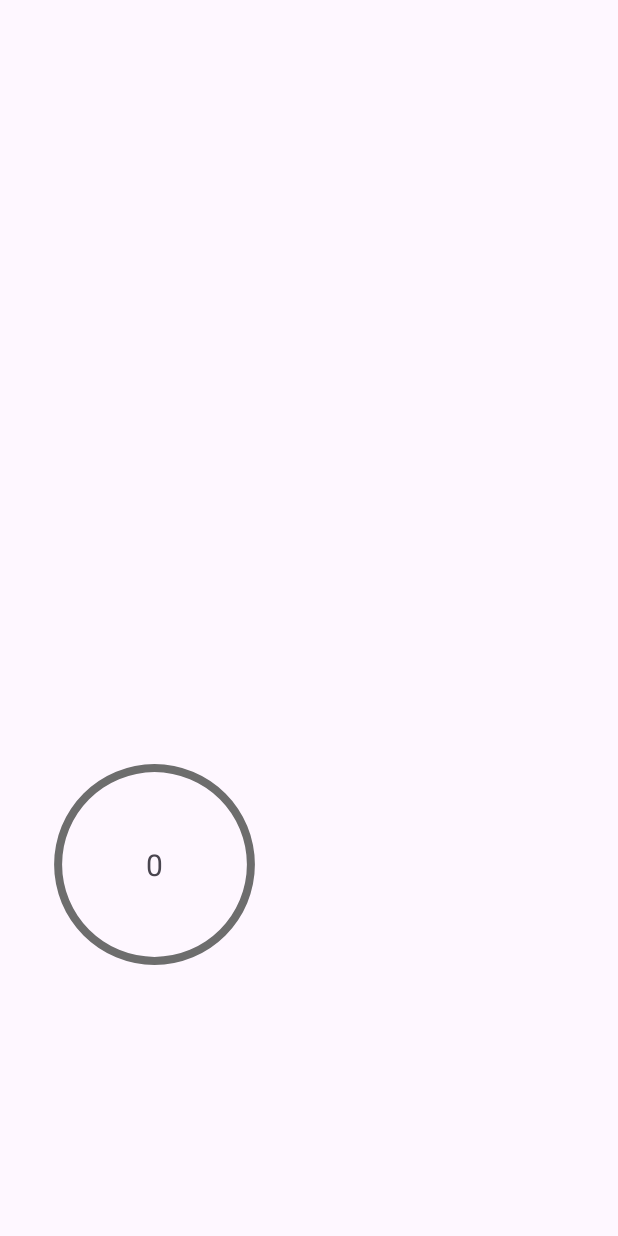
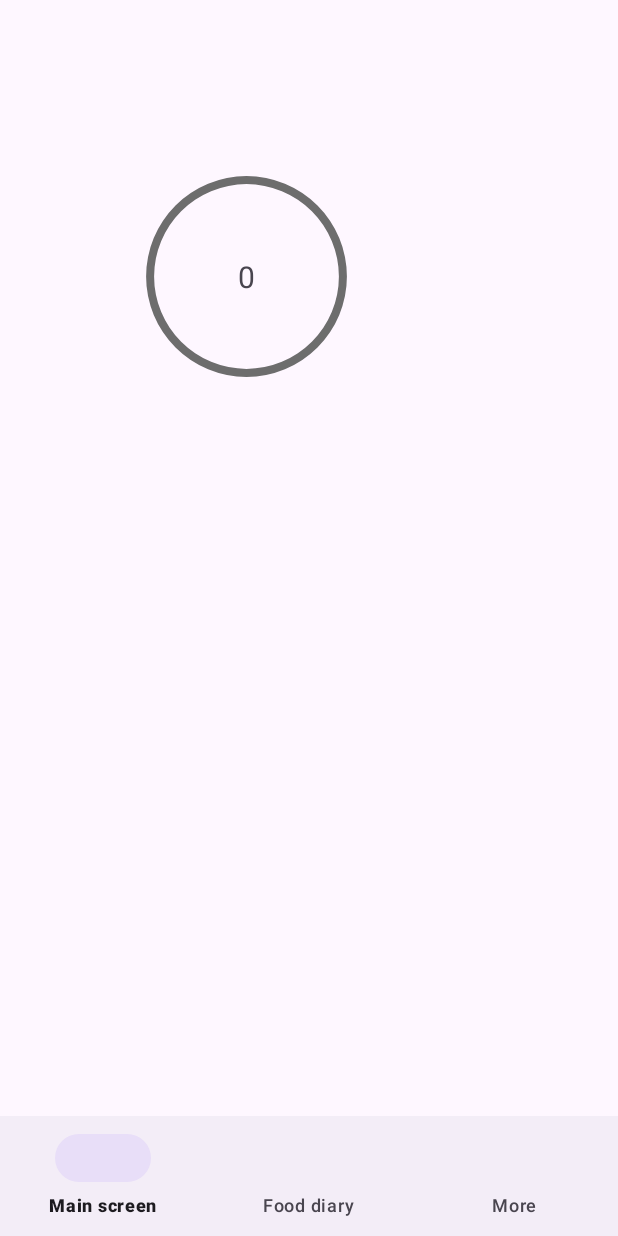
Before and after one commit to Verystrangecat/Calories_counter, an Android app: the Main_screen screen opened directly, with no data from a screen before it, on a phone screen of 412 x 824 dp. Run offline under Robolectric (Android 15) with nearby library versions, the phone set to English and light mode, and no system bars; 3 statements that could not run were skipped.

Commit message:
Added bottom navigation to xml file and commented the code the code for it in java

```diff
--- a/app/build.gradle.kts
+++ b/app/build.gradle.kts
@@ -32,7 +32,7 @@ android {
 }
 
 dependencies {
-
+    implementation("com.google.android.material:material:<version")
     implementation("androidx.appcompat:appcompat:1.6.1")
     implementation("com.google.android.material:material:1.9.0")
 
--- a/app/src/main/java/com/example/project/Login.java
+++ b/app/src/main/java/com/example/project/Login.java
@@ -14,7 +14,7 @@ import android.widget.Toast;
 
 public class Login extends AppCompatActivity {
     EditText login, password;
-    Button bntlog;
+    Button bntlog, short_cut;
     TextView link;
 
     @Override
@@ -29,6 +29,8 @@ public class Login extends AppCompatActivity {
         password=findViewById(R.id.edittext_login_password);
         bntlog=findViewById(R.id.btnLogin);
         link=findViewById(R.id.text_link_signup);
+        short_cut=findViewById(R.id.btn_shortcut);
+
     }
 
     private void setupListeners(){
@@ -44,6 +46,14 @@ public class Login extends AppCompatActivity {
             @Override
             public void onClick(View view) {
                 Intent intent=new Intent(Login.this, Activity_register.class);
+                startActivity(intent);
+
+            }
+        });
+        short_cut.setOnClickListener(new View.OnClickListener() {
+            @Override
+            public void onClick(View view) {
+                Intent intent=new Intent(Login.this, Setup_account.class);
                 startActivity(intent);
 
             }
--- a/app/src/main/java/com/example/project/Main_screen.java
+++ b/app/src/main/java/com/example/project/Main_screen.java
@@ -1,29 +1,41 @@
 package com.example.project;
 
+import static com.google.android.material.bottomnavigation.BottomNavigationView.*;
+
+import android.content.ClipData;
 import android.content.Context;
 
+import android.content.Intent;
 import android.content.SharedPreferences;
 import android.hardware.Sensor;
 import android.hardware.SensorEvent;
 import android.hardware.SensorEventListener;
 import android.hardware.SensorManager;
 import android.os.Bundle;
+import android.view.MenuItem;
 import android.view.View;
 import android.widget.ProgressBar;
 import android.widget.TextView;
 import android.widget.Toast;
 
 
+import androidx.annotation.NonNull;
 import androidx.appcompat.app.AppCompatActivity;
+
+import com.google.android.material.bottomnavigation.BottomNavigationView;
+import com.google.android.material.navigation.NavigationBarView;
 
 
 public class Main_screen extends AppCompatActivity implements SensorEventListener {
-    private SensorManager sensorManager=null;
+    private SensorManager sensorManager = null;
     private Sensor stepsensor;
-    private int totalsteps=0;
-    private int previoustotalsteps=0;
+    private int totalsteps = 0;
+    private int previoustotalsteps = 0;
     private ProgressBar progressBar;
     private TextView showsteps;
+    private MenuItem main, diary, more;
+
+    private NavigationBarView bottomNavigationView;
 
     @Override
     protected void onCreate(Bundle savedInstanceState) {
@@ -35,25 +47,30 @@ public class Main_screen extends AppCompatActivity implements SensorEventListene
 //todo:pop up asking for a users permission
 
 
+    }
+
+    private void setupUI() {
+        progressBar = findViewById(R.id.progressBar);
+        showsteps = findViewById(R.id.txt_steps);
+        sensorManager = (SensorManager) getSystemService(SENSOR_SERVICE);
+        stepsensor = sensorManager.getDefaultSensor(Sensor.TYPE_STEP_COUNTER);
+        bottomNavigationView = findViewById(R.id.bottom_navigation);
+        main = findViewById(R.id.navigation_home);
+        diary = findViewById(R.id.navigation_diary);
+        more = findViewById(R.id.navigation_more);
 
     }
-    private void setupUI(){
-        progressBar=findViewById(R.id.progressBar);
-        showsteps=findViewById(R.id.txt_steps);
-        sensorManager=(SensorManager) getSystemService(SENSOR_SERVICE);
-        stepsensor=sensorManager.getDefaultSensor(Sensor.TYPE_STEP_COUNTER);
 
-    }
-    protected void onResume(){
+    protected void onResume() {
         super.onResume();
-        if(stepsensor==null){
-            Toast.makeText(this,"NO SENSOR",Toast.LENGTH_SHORT).show();
-        }else {
-            sensorManager.registerListener(this,stepsensor,SensorManager.SENSOR_DELAY_NORMAL);
+        if (stepsensor == null) {
+            Toast.makeText(this, "NO SENSOR", Toast.LENGTH_SHORT).show();
+        } else {
+            sensorManager.registerListener(this, stepsensor, SensorManager.SENSOR_DELAY_NORMAL);
         }
     }
 
-    protected void onPause(){
+    protected void onPause() {
         super.onPause();
         sensorManager.unregisterListener(this);
 
@@ -61,9 +78,9 @@ public class Main_screen extends AppCompatActivity implements SensorEventListene
 
     @Override
     public void onSensorChanged(SensorEvent sensorEvent) {
-        if(sensorEvent.sensor.getType()==Sensor.TYPE_STEP_COUNTER) {
+        if (sensorEvent.sensor.getType() == Sensor.TYPE_STEP_COUNTER) {
             totalsteps = (int) sensorEvent.values[0];
-            int currentsteps=totalsteps-previoustotalsteps;
+            int currentsteps = totalsteps - previoustotalsteps;
             showsteps.setText(String.valueOf(currentsteps));
             progressBar.setProgress(currentsteps);
 
@@ -71,17 +88,17 @@ public class Main_screen extends AppCompatActivity implements SensorEventListene
 
     }
 
-    protected void resetSteps(){
+    protected void resetSteps() {
         showsteps.setOnClickListener(new View.OnClickListener() {
             @Override
             public void onClick(View view) {
-                Toast.makeText(Main_screen.this, "Long press to resert",Toast.LENGTH_SHORT).show();
+                Toast.makeText(Main_screen.this, "Long press to resert", Toast.LENGTH_SHORT).show();
             }
         });
         showsteps.setOnLongClickListener(new View.OnLongClickListener() {
             @Override
             public boolean onLongClick(View view) {
-                previoustotalsteps=totalsteps;
+                previoustotalsteps = totalsteps;
                 showsteps.setText("0");
                 progressBar.setProgress(0);
                 saveData();
@@ -91,15 +108,16 @@ public class Main_screen extends AppCompatActivity implements SensorEventListene
     }
 
     private void saveData() {
-        SharedPreferences sharedPreferences=getSharedPreferences("my pref", Context.MODE_PRIVATE);
-        SharedPreferences.Editor editor= sharedPreferences.edit();
-        editor.putString("key1", String.valueOf(previoustotalsteps))  ;
+        SharedPreferences sharedPreferences = getSharedPreferences("my pref", Context.MODE_PRIVATE);
+        SharedPreferences.Editor editor = sharedPreferences.edit();
+        editor.putString("key1", String.valueOf(previoustotalsteps));
         editor.apply();
     }
-    private void loadData(){
-        SharedPreferences sharedPreferences=getSharedPreferences("my pref", Context.MODE_PRIVATE);
-        int savednum= (int) sharedPreferences.getFloat("key1",0f);
-        previoustotalsteps=savednum;
+
+    private void loadData() {
+        SharedPreferences sharedPreferences = getSharedPreferences("my pref", Context.MODE_PRIVATE);
+        int savednum = (int) sharedPreferences.getFloat("key1", 0f);
+        previoustotalsteps = savednum;
 
     }
 
@@ -108,4 +126,32 @@ public class Main_screen extends AppCompatActivity implements SensorEventListene
 
     }
 
+
+       /*private void settingup_bottom_navigation(){
+        bottomNavigationView.setOnItemSelectedListener(new OnItemSelectedListener() {
+            @Override
+            public boolean onNavigationItemSelected(@NonNull MenuItem item) {
+                if(item==main){
+                    Toast.makeText(Main_screen.this,"Already here", Toast.LENGTH_SHORT).show();
+                    return true;
+                } else if (item==diary) {
+                    Intent i=new Intent(Main_screen.this, Adding_food_screen.class);
+                    startActivity(i);
+                    return true;
+                } else if (item==more) {
+                    Toast.makeText(Main_screen.this,"Doesn't exit", Toast.LENGTH_SHORT).show();
+                    return true;
+                    //Todo create transition to new activity
+
+
+                }
+                else
+                    return false;
+
+            }
+
+
+        });}
+
+        */
 }
--- a/app/src/main/res/layout/activity_login.xml
+++ b/app/src/main/res/layout/activity_login.xml
@@ -100,6 +100,12 @@
             android:textStyle="italic"
             android:layout_marginTop="190dp"/>
 
+        <Button
+            android:id="@+id/btn_shortcut"
+            android:layout_width="match_parent"
+            android:layout_height="wrap_content"
+            android:text="Short cut" />
+
 
     </LinearLayout>
 
--- a/app/src/main/res/layout/activity_main_screen.xml
+++ b/app/src/main/res/layout/activity_main_screen.xml
@@ -18,10 +18,10 @@
         android:progressDrawable="@drawable/circular_progress_barl"
         app:layout_constraintBottom_toBottomOf="parent"
         app:layout_constraintEnd_toEndOf="parent"
-        app:layout_constraintHorizontal_bias="0.101"
+        app:layout_constraintHorizontal_bias="0.338"
         app:layout_constraintStart_toStartOf="parent"
         app:layout_constraintTop_toTopOf="parent"
-        app:layout_constraintVertical_bias="0.739" />
+        app:layout_constraintVertical_bias="0.169" />
 
     <TextView
         android:id="@+id/txt_steps"
@@ -34,4 +34,20 @@
         app:layout_constraintEnd_toEndOf="@+id/progressBar"
         app:layout_constraintStart_toStartOf="@+id/progressBar"
         app:layout_constraintTop_toTopOf="@+id/progressBar" />
+
+
+    <com.google.android.material.bottomnavigation.BottomNavigationView
+        android:id="@+id/bottom_navigation"
+        android:layout_width="match_parent"
+        android:layout_height="wrap_content"
+        android:layout_gravity="bottom"
+        app:layout_constraintBottom_toBottomOf="parent"
+        app:layout_constraintEnd_toEndOf="parent"
+        app:layout_constraintHorizontal_bias="1.0"
+        app:layout_constraintStart_toStartOf="parent"
+        app:layout_constraintTop_toBottomOf="@+id/progressBar"
+        app:layout_constraintVertical_bias="1.0"
+        app:menu="@menu/bottom_navigation_menu" />
+
+
 </androidx.constraintlayout.widget.ConstraintLayout>
--- /dev/null
+++ b/app/src/main/res/menu/bottom_navigation_menu.xml
@@ -0,0 +1,17 @@
+<?xml version="1.0" encoding="utf-8"?>
+<menu xmlns:android="http://schemas.android.com/apk/res/android">
+    <item
+        android:id="@+id/navigation_home"
+        android:enabled="true"
+
+        android:title="Main screen"/>
+    <item
+        android:id="@+id/navigation_diary"
+        android:enabled="true"
+        android:title="Food diary"/>
+    <item
+        android:id="@+id/navigation_more"
+        android:enabled="true"
+        android:title="More"/>
+
+</menu>
--- a/app/src/main/res/values/themes.xml
+++ b/app/src/main/res/values/themes.xml
@@ -14,5 +14,7 @@
 
     </style>
 
+
+
     <style name="Theme.Project" parent="Base.Theme.Project" />
 </resources>
```
